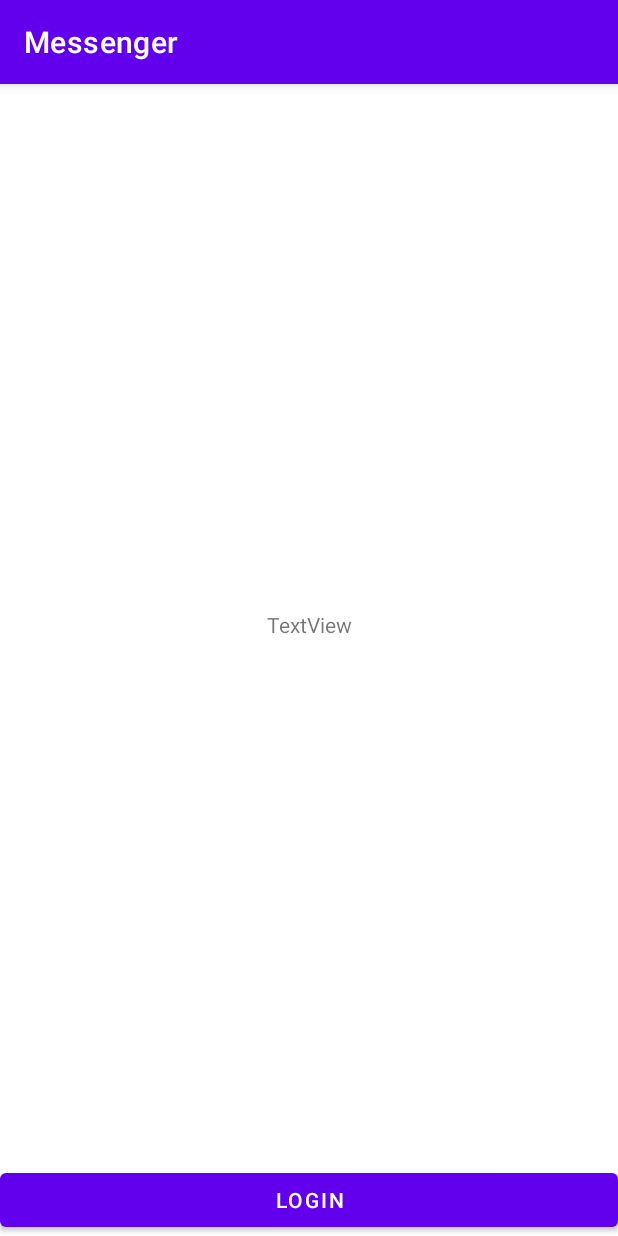
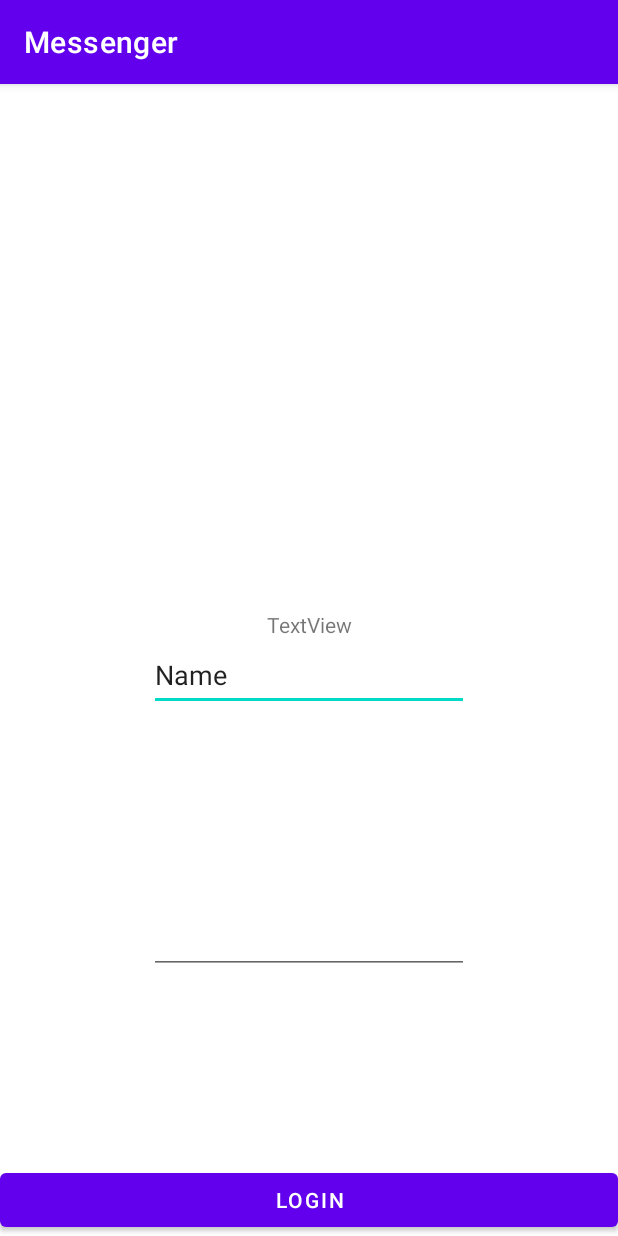
Before and after one commit to Saylonnn/Messenger, an Android app: the screen it shows after launch (MainActivity), on a phone screen of 412 x 824 dp. Run offline under Robolectric (Android 15) with nearby library versions, the phone set to English and light mode, and no system bars; our stand-ins replace Volley.

Commit message:
Add Login Functionality

```diff
--- a/app/src/main/AndroidManifest.xml
+++ b/app/src/main/AndroidManifest.xml
@@ -2,7 +2,7 @@
 <manifest xmlns:android="http://schemas.android.com/apk/res/android"
     xmlns:tools="http://schemas.android.com/tools">
     <uses-permission android:name="android.permission.INTERNET"/>
-    <uses-permission android:name="android.permission.ACCESS_NETWORK_STATE"/>
+
 
     <application
         android:allowBackup="true"
--- a/app/src/main/java/com/saylonn/messenger/MainActivity.java
+++ b/app/src/main/java/com/saylonn/messenger/MainActivity.java
@@ -5,6 +5,7 @@ import androidx.appcompat.app.AppCompatActivity;
 import android.os.Bundle;
 import android.view.View;
 import android.widget.Button;
+import android.widget.EditText;
 import android.widget.TextView;
 
 import com.saylonn.messenger.Comm.VolleyRequest;
@@ -12,8 +13,11 @@ import com.saylonn.messenger.Comm.VolleyRequest;
 
 public class MainActivity extends AppCompatActivity{
     TextView tv;
+    EditText tf_username;
+    EditText tf_password;
     Button login_btn;
     VolleyRequest vr;
+    Boolean loggedIn = false;
 
 
     @Override
@@ -23,6 +27,8 @@ public class MainActivity extends AppCompatActivity{
 
         tv = findViewById(R.id.main_tv);
         login_btn = findViewById(R.id.login_btn);
+        tf_username = findViewById(R.id.tf_username);
+        tf_password = findViewById(R.id.tf_password);
 
 
         //Do login Request
@@ -31,13 +37,22 @@ public class MainActivity extends AppCompatActivity{
         login_btn.setOnClickListener(new View.OnClickListener() {
             @Override
             public void onClick(View view) {
-                vr.login("me", "ecretpassword");
+                vr.login(tf_username.getText().toString(), tf_password.getText().toString());
             }
         });
     }
 
-    public void getAnswer(String x){
-        tv.setText(x);
+    public void getAnswer(String targetFunc, String x){
+        if(targetFunc.equals("login")){
+            if (x.equals("accepted")){
+                loggedIn = true;
+                tv.setText(x);
+            }
+        else{
+            tv.setText(x);
+            }
+        }
+
     }
 
 
--- a/app/src/main/res/layout/activity_main.xml
+++ b/app/src/main/res/layout/activity_main.xml
@@ -26,4 +26,29 @@
         app:layout_constraintEnd_toEndOf="parent"
         app:layout_constraintStart_toStartOf="parent" />
 
+    <EditText
+        android:id="@+id/tf_username"
+        android:layout_width="wrap_content"
+        android:layout_height="wrap_content"
+        android:ems="10"
+        android:inputType="textPersonName"
+        android:minHeight="48dp"
+        android:text="Name"
+        app:layout_constraintEnd_toEndOf="parent"
+        app:layout_constraintStart_toStartOf="parent"
+        app:layout_constraintTop_toBottomOf="@+id/main_tv" />
+
+    <EditText
+        android:id="@+id/tf_password"
+        android:layout_width="wrap_content"
+        android:layout_height="wrap_content"
+        android:ems="10"
+        android:inputType="textPassword"
+        android:minHeight="48dp"
+        app:layout_constraintBottom_toTopOf="@+id/login_btn"
+        app:layout_constraintEnd_toEndOf="parent"
+        app:layout_constraintStart_toStartOf="parent"
+        app:layout_constraintTop_toBottomOf="@+id/tf_username"
+        tools:ignore="SpeakableTextPresentCheck" />
+
 </androidx.constraintlayout.widget.ConstraintLayout>
```
Also changed, not shown: app/src/main/java/com/saylonn/messenger/Comm/VolleyRequest.java (+9 -5 lines).
